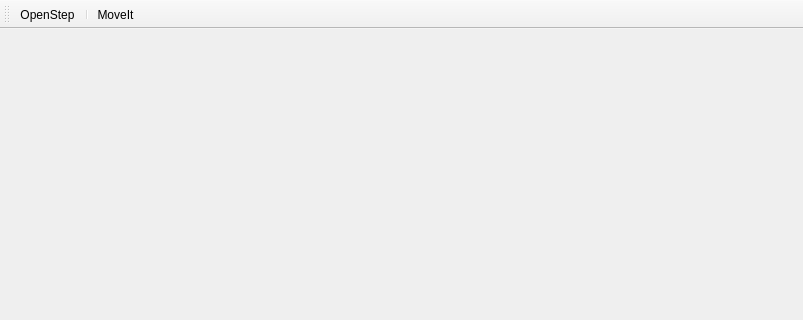
First picture: the form in Qt_Project/Gepard_Kinematic/mainwindow.ui, repository DrBanana/gpd_kinematic, before the edit; both pictures show x 0 to 803 and y 0 to 320 of the 803 by 626 pixel window.
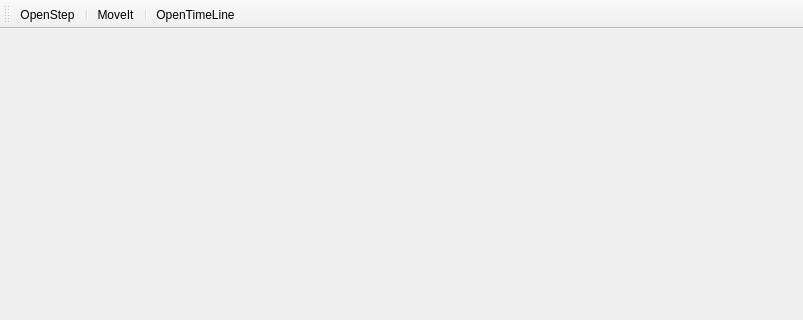
Second picture: the form after the edit.

The edit to the form file:
```diff
--- a/Qt_Project/Gepard_Kinematic/mainwindow.ui
+++ b/Qt_Project/Gepard_Kinematic/mainwindow.ui
@@ -34,6 +34,8 @@
    <addaction name="actionOpenStep"/>
    <addaction name="separator"/>
    <addaction name="actionMoveIt"/>
+   <addaction name="separator"/>
+   <addaction name="actionOpenTimeLine"/>
   </widget>
   <widget class="QStatusBar" name="statusBar"/>
   <action name="actionOpenStep">
@@ -49,6 +51,11 @@
     <string>MoveIt</string>
    </property>
   </action>
+  <action name="actionOpenTimeLine">
+   <property name="text">
+    <string>OpenTimeLine</string>
+   </property>
+  </action>
  </widget>
  <layoutdefault spacing="6" margin="11"/>
  <resources/>
```
Left out of the diff: 2 changed lines with no effect on the pictures.
